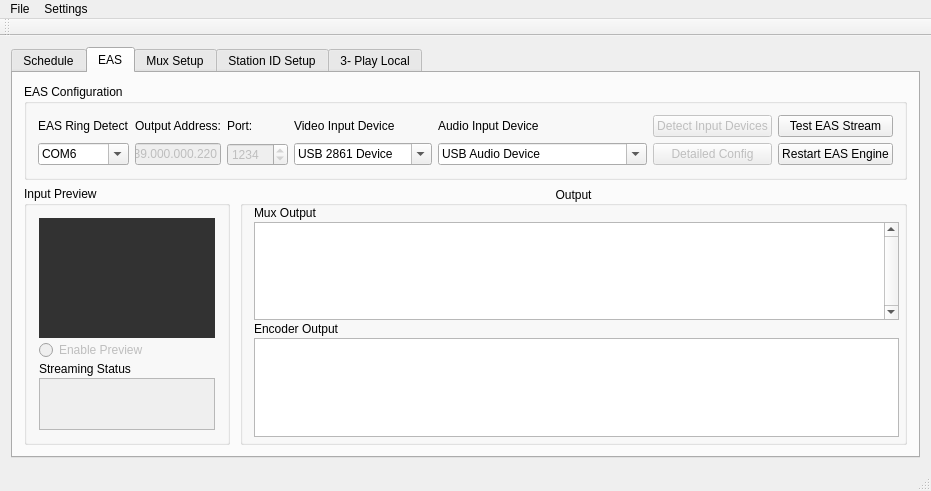
Above: Source/mainwindow.ui from dedicatedbroadcastsolutions/TvARP before the change. Below: the same form after it.
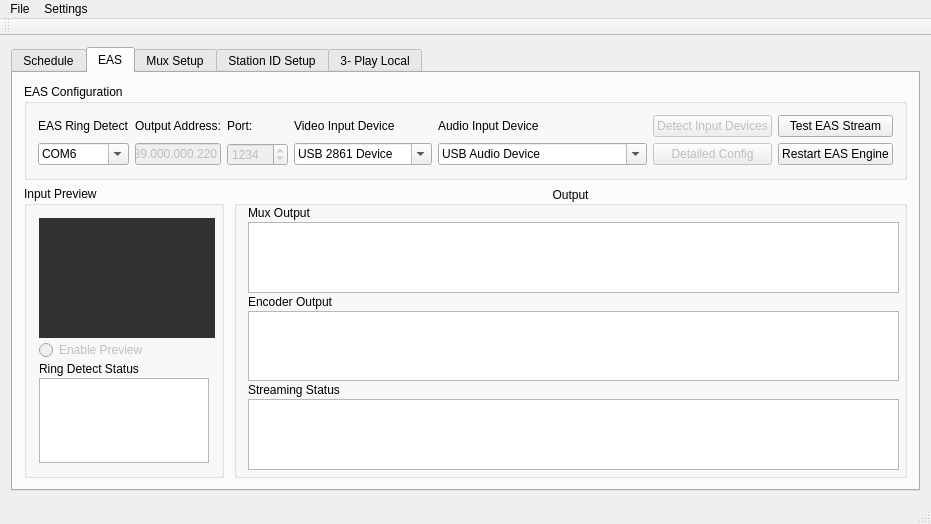
That is the form after the change. Icons and pictures are not drawn.

Patch:
```diff
--- a/Source/mainwindow.ui
+++ b/Source/mainwindow.ui
@@ -6,8 +6,8 @@
    <rect>
     <x>0</x>
     <y>0</y>
-    <width>837</width>
-    <height>452</height>
+    <width>838</width>
+    <height>494</height>
    </rect>
   </property>
   <property name="windowTitle">
@@ -267,6 +267,12 @@
                 <height>0</height>
                </size>
               </property>
+              <property name="maximumSize">
+               <size>
+                <width>176</width>
+                <height>16777215</height>
+               </size>
+              </property>
               <property name="title">
                <string>Input Preview</string>
               </property>
@@ -324,44 +330,47 @@
                    <property name="enabled">
                     <bool>false</bool>
                    </property>
+                   <property name="maximumSize">
+                    <size>
+                     <width>16777215</width>
+                     <height>16777215</height>
+                    </size>
+                   </property>
                    <property name="text">
                     <string>Enable Preview</string>
                    </property>
                   </widget>
                  </item>
                  <item>
-                  <widget class="QLabel" name="label_7">
+                  <widget class="QLabel" name="label_20">
+                   <property name="maximumSize">
+                    <size>
+                     <width>16777215</width>
+                     <height>16777215</height>
+                    </size>
+                   </property>
                    <property name="text">
-                    <string>Streaming Status</string>
+                    <string>Ring Detect Status</string>
                    </property>
                   </widget>
                  </item>
                  <item>
-                  <widget class="QTextBrowser" name="textBrowser_2">
-                   <property name="enabled">
-                    <bool>false</bool>
-                   </property>
-                   <property name="sizePolicy">
-                    <sizepolicy hsizetype="Fixed" vsizetype="Expanding">
-                     <horstretch>0</horstretch>
-                     <verstretch>0</verstretch>
-                    </sizepolicy>
-                   </property>
+                  <widget class="QTextBrowser" name="eas_detect">
                    <property name="minimumSize">
                     <size>
-                     <width>176</width>
-                     <height>50</height>
+                     <width>0</width>
+                     <height>0</height>
                     </size>
                    </property>
                    <property name="maximumSize">
                     <size>
-                     <width>176</width>
+                     <width>16777215</width>
                      <height>16777215</height>
                     </size>
                    </property>
                    <property name="baseSize">
                     <size>
-                     <width>176</width>
+                     <width>0</width>
                      <height>0</height>
                     </size>
                    </property>
@@ -402,10 +411,10 @@
                <property name="verticalSpacing">
                 <number>2</number>
                </property>
-               <item row="0" column="0">
-                <widget class="QLabel" name="label_6">
-                 <property name="text">
-                  <string>Mux Output</string>
+               <item row="3" column="0">
+                <widget class="QTextBrowser" name="encoder_display">
+                 <property name="enabled">
+                  <bool>true</bool>
                  </property>
                 </widget>
                </item>
@@ -416,17 +425,24 @@
                  </property>
                 </widget>
                </item>
-               <item row="3" column="0">
-                <widget class="QTextBrowser" name="encoder_display">
-                 <property name="enabled">
-                  <bool>true</bool>
+               <item row="4" column="0">
+                <widget class="QLabel" name="label_7">
+                 <property name="text">
+                  <string>Streaming Status</string>
+                 </property>
+                </widget>
+               </item>
+               <item row="0" column="0">
+                <widget class="QLabel" name="label_6">
+                 <property name="text">
+                  <string>Mux Output</string>
                  </property>
                 </widget>
                </item>
                <item row="1" column="0">
                 <widget class="QTextEdit" name="mux_log_display">
                  <property name="verticalScrollBarPolicy">
-                  <enum>Qt::ScrollBarAlwaysOn</enum>
+                  <enum>Qt::ScrollBarAsNeeded</enum>
                  </property>
                  <property name="autoFormatting">
                   <set>QTextEdit::AutoAll</set>
@@ -442,6 +458,37 @@
                  </property>
                 </widget>
                </item>
+               <item row="5" column="0">
+                <widget class="QTextBrowser" name="stream_status_display">
+                 <property name="enabled">
+                  <bool>true</bool>
+                 </property>
+                 <property name="sizePolicy">
+                  <sizepolicy hsizetype="Expanding" vsizetype="Expanding">
+                   <horstretch>0</horstretch>
+                   <verstretch>0</verstretch>
+                  </sizepolicy>
+                 </property>
+                 <property name="minimumSize">
+                  <size>
+                   <width>0</width>
+                   <height>0</height>
+                  </size>
+                 </property>
+                 <property name="maximumSize">
+                  <size>
+                   <width>16777215</width>
+                   <height>16777215</height>
+                  </size>
+                 </property>
+                 <property name="baseSize">
+                  <size>
+                   <width>176</width>
+                   <height>0</height>
+                  </size>
+                 </property>
+                </widget>
+               </item>
               </layout>
              </widget>
             </item>
@@ -956,7 +1003,7 @@
     <rect>
      <x>0</x>
      <y>0</y>
-     <width>837</width>
+     <width>838</width>
      <height>18</height>
     </rect>
    </property>
```
